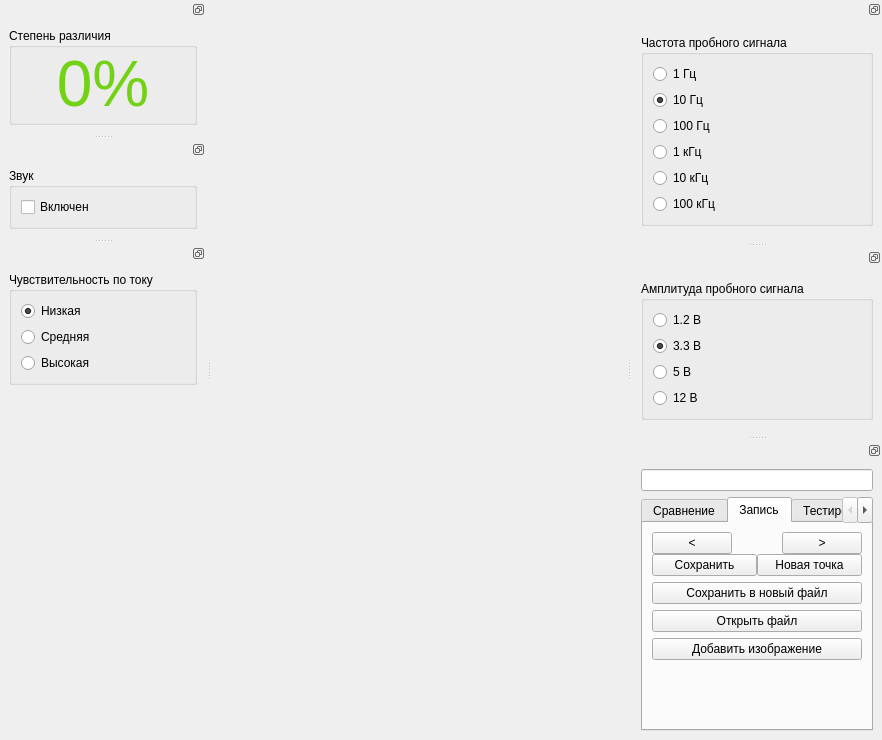
Before: the Qt Designer form gui/mainwindow.ui in EPC-MSU/EPLab, drawn with Qt 5.
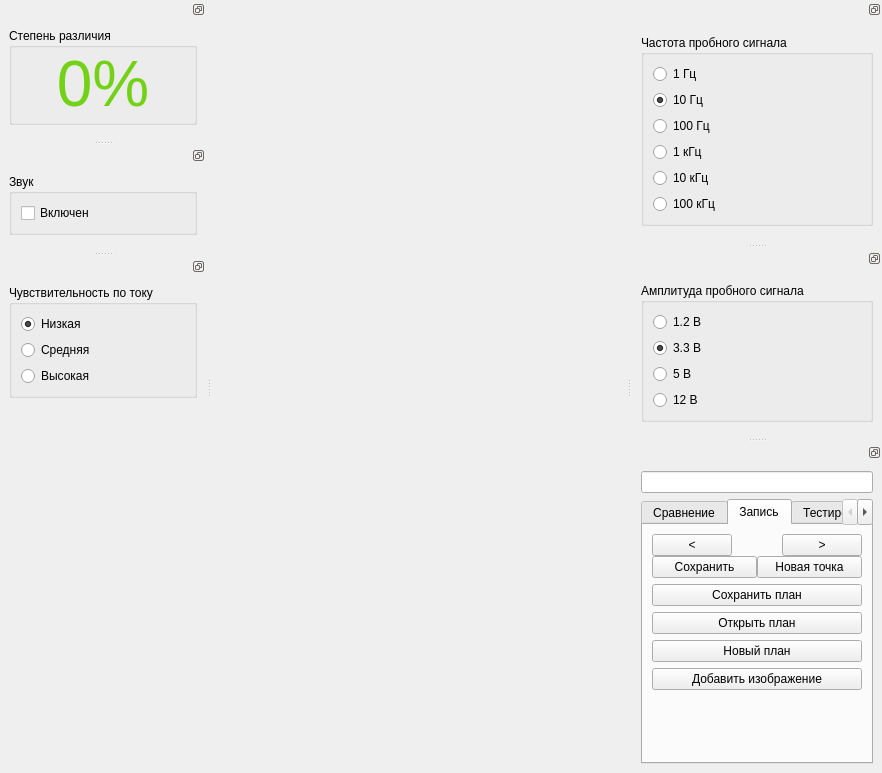
After: the same form once the commit is applied.

Commit message: "New plan" button

The edit to the form file:
```diff
--- a/gui/mainwindow.ui
+++ b/gui/mainwindow.ui
@@ -7,7 +7,7 @@
     <x>0</x>
     <y>0</y>
     <width>882</width>
-    <height>740</height>
+    <height>773</height>
    </rect>
   </property>
   <property name="windowTitle">
@@ -564,7 +564,7 @@
            </item>
           </layout>
          </item>
-         <item row="4" column="0">
+         <item row="5" column="0">
           <spacer name="verticalSpacer">
            <property name="orientation">
             <enum>Qt::Vertical</enum>
@@ -580,24 +580,31 @@
          <item row="1" column="0">
           <widget class="QPushButton" name="zp_save_new_file_button">
            <property name="text">
-            <string>Сохранить в новый файл</string>
+            <string>Сохранить план</string>
            </property>
           </widget>
          </item>
          <item row="2" column="0">
           <widget class="QPushButton" name="zp_open_file_button">
            <property name="text">
-            <string>Открыть файл</string>
+            <string>Открыть план</string>
            </property>
           </widget>
          </item>
-         <item row="3" column="0">
+         <item row="4" column="0">
           <widget class="QPushButton" name="zp_add_image_button">
            <property name="text">
             <string>Добавить изображение</string>
            </property>
           </widget>
          </item>
+         <item row="3" column="0">
+          <widget class="QPushButton" name="zp_new_file_button">
+           <property name="text">
+            <string>Новый план</string>
+           </property>
+          </widget>
+         </item>
         </layout>
        </widget>
        <widget class="QWidget" name="test_plan_tab_TP">
```
Left out of the diff: 2 changed lines with no effect on the pictures. The commit also changes 1 other file.
